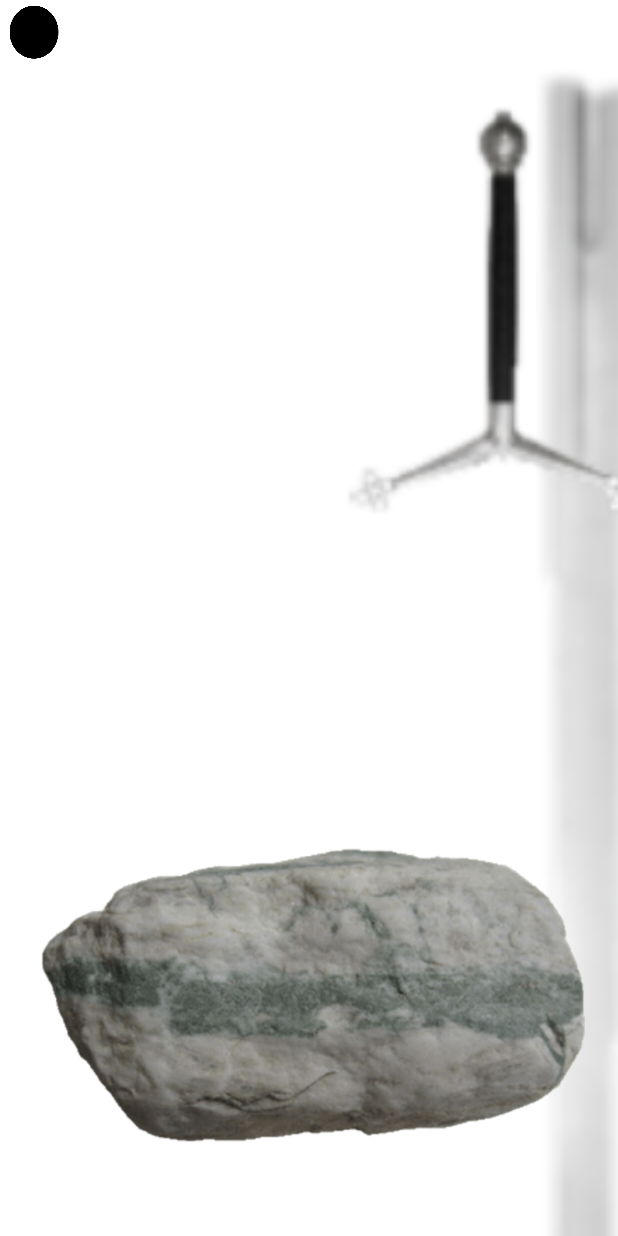
After one commit to AtraKnight/CPSC_581-HCI2-Sword_Lock, an Android app: the layout drawn_layout.xml on its own in the app's theme, with its tools: preview values and no code run, on a phone screen of 412 x 824 dp. The commit adds this screen. Run offline under Robolectric (Android 15) with nearby library versions, the phone set to English and light mode, and no system bars.

Commit message:
Added in second layout and clickable glyphs (they do nothing currently)

```diff
--- /dev/null
+++ b/app/src/main/res/layout/drawn_layout.xml
@@ -0,0 +1,99 @@
+<?xml version="1.0" encoding="utf-8"?>
+<androidx.constraintlayout.widget.ConstraintLayout xmlns:android="http://schemas.android.com/apk/res/android"
+    xmlns:app="http://schemas.android.com/apk/res-auto"
+    xmlns:tools="http://schemas.android.com/tools"
+    android:layout_width="match_parent"
+    android:layout_height="match_parent">
+
+    <ImageView
+        android:id="@+id/imageView6"
+        android:layout_width="809dp"
+        android:layout_height="1292dp"
+        app:srcCompat="@drawable/blade"
+        tools:layout_editor_absoluteX="-187dp"
+        tools:layout_editor_absoluteY="48dp" />
+
+    <ImageView
+        android:id="@+id/imageView5"
+        android:layout_width="663dp"
+        android:layout_height="460dp"
+        app:srcCompat="@drawable/hilt"
+        tools:layout_editor_absoluteX="-126dp"
+        tools:layout_editor_absoluteY="-190dp" />
+
+    <ImageView
+        android:id="@+id/imageView4"
+        android:layout_width="0dp"
+        android:layout_height="343dp"
+        android:layout_marginTop="496dp"
+        app:layout_constraintEnd_toEndOf="parent"
+        app:layout_constraintHorizontal_bias="0.0"
+        app:layout_constraintStart_toStartOf="parent"
+        app:layout_constraintTop_toTopOf="parent"
+        app:srcCompat="@drawable/rock" />
+
+    <ImageView
+        android:id="@+id/glyph1"
+        android:clickable="true"
+        android:focusable="true"
+        android:layout_width="46dp"
+        android:layout_height="42dp"
+        app:srcCompat="@drawable/tempGlyph"
+        tools:layout_editor_absoluteX="182dp"
+        tools:layout_editor_absoluteY="441dp" />
+
+    <ImageView
+        android:id="@+id/glyph2"
+        android:clickable="true"
+        android:focusable="true"
+
+        android:layout_width="46dp"
+        android:layout_height="42dp"
+        app:srcCompat="@drawable/tempGlyph"
+        tools:layout_editor_absoluteX="182dp"
+        tools:layout_editor_absoluteY="136dp" />
+
+    <ImageView
+        android:id="@+id/glyph3"
+        android:clickable="true"
+        android:focusable="true"
+
+        android:layout_width="46dp"
+        android:layout_height="42dp"
+        app:srcCompat="@drawable/tempGlyph"
+        tools:layout_editor_absoluteX="182dp"
+        tools:layout_editor_absoluteY="198dp" />
+
+    <ImageView
+        android:id="@+id/glyph4"
+        android:clickable="true"
+        android:focusable="true"
+
+        android:layout_width="46dp"
+        android:layout_height="42dp"
+        app:srcCompat="@drawable/tempGlyph"
+        tools:layout_editor_absoluteX="182dp"
+        tools:layout_editor_absoluteY="255dp" />
+
+    <ImageView
+        android:id="@+id/glyph5"
+        android:clickable="true"
+        android:focusable="true"
+
+        android:layout_width="46dp"
+        android:layout_height="42dp"
+        app:srcCompat="@drawable/tempGlyph"
+        tools:layout_editor_absoluteX="182dp"
+        tools:layout_editor_absoluteY="312dp" />
+
+    <ImageView
+        android:id="@+id/glyph6"
+        android:clickable="true"
+        android:focusable="true"
+        android:layout_width="46dp"
+        android:layout_height="42dp"
+        app:srcCompat="@drawable/tempGlyph"
+        tools:layout_editor_absoluteX="182dp"
+        tools:layout_editor_absoluteY="380dp" />
+
+</androidx.constraintlayout.widget.ConstraintLayout>
--- a/app/src/main/res/values/attrs.xml
+++ /dev/null
@@ -1,6 +0,0 @@
-<resources>
-    <declare-styleable name="FullscreenAttrs">
-        <attr name="fullscreenBackgroundColor" format="color" />
-        <attr name="fullscreenTextColor" format="color" />
-    </declare-styleable>
-</resources>
```
Also changed, not shown: app/src/main/java/com/example/cpsc581_hci2_swordlock/FullscreenActivity.java (deleted, +0 -186 lines), app/src/main/res/layout/activity_fullscreen.xml (deleted, +0 -61 lines), app/src/main/res/layout/activity_main.xml (+13 -3 lines), app/src/main/res/values/styles.xml (deleted, +0 -11 lines), app/src/main/res/drawable/blade.png (added), app/src/main/res/drawable/hilt.png (added), app/src/main/res/drawable/rock.jpg (deleted), app/src/main/res/drawable/sword.jpg (deleted), app/src/main/res/drawable/tempGlyph.png (added), 3 other files.
